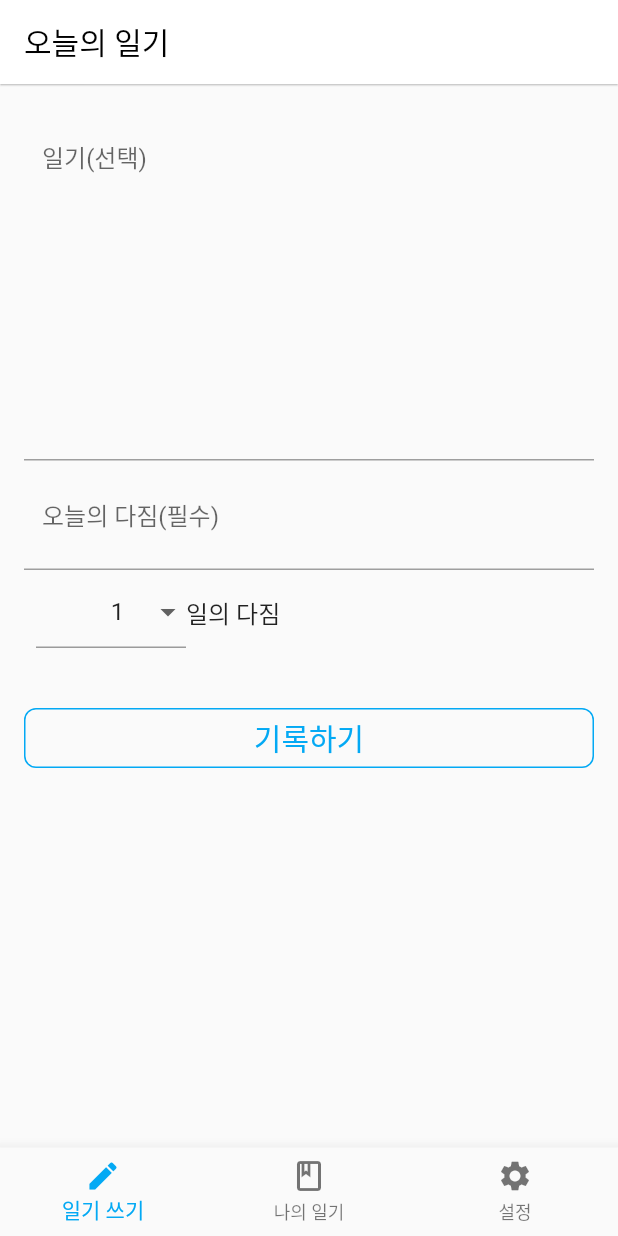
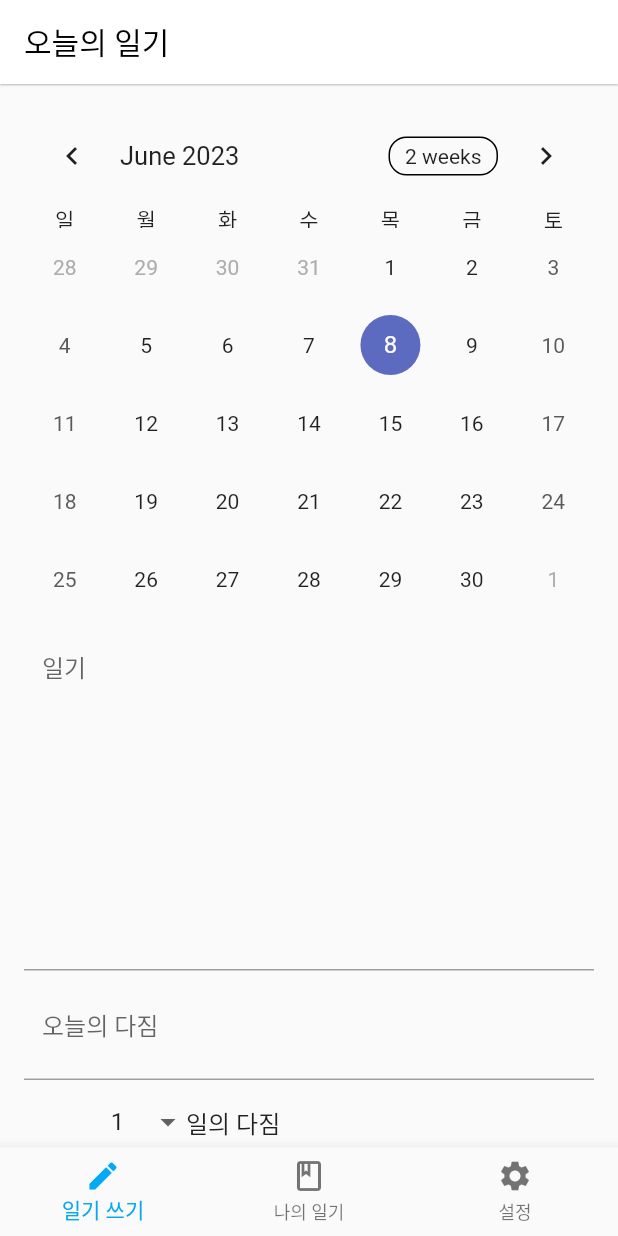
Before and after one commit to Jun-Jinu/-Will-Grow-Widget-App, a Flutter app: the screen it shows after launch, on a phone screen of 412 x 824 dp. Run offline on Flutter 3.47's test engine with Material 2 defaults, Android fonts, the phone set to English and light mode, and no system bars; drawn by our look-alikes of table_calendar; our stand-ins replace hive, settings_ui, toggle_switch; missing offline and left inert: flutter_widgetkit; accounts and stored records are empty.

Commit message:
feat: 일기 달력 추가

```diff
--- a/lib/ui/new_post/new_post_view.dart
+++ b/lib/ui/new_post/new_post_view.dart
@@ -1,5 +1,6 @@
 import 'package:flutter/material.dart';
 import 'package:provider/provider.dart';
+import 'package:table_calendar/table_calendar.dart';
 
 import './new_post_viewmodel.dart';
 
@@ -13,7 +14,6 @@ class NewPostView extends StatefulWidget {
 }
 
 class _NewPostViewState extends State<NewPostView> {
-  final TextEditingController _titleController = TextEditingController();
   final TextEditingController _contentController = TextEditingController();
   final TextEditingController _promiseController = TextEditingController();
   late NewPostViewModel viewModel;
@@ -22,8 +22,22 @@ class _NewPostViewState extends State<NewPostView> {
   bool onDirect = false;
 
   @override
+  void dispose() {
+    super.dispose();
+  }
+
+  @override
   Widget build(BuildContext context) {
     viewModel = Provider.of<NewPostViewModel>(context);
+
+    DateTime selectedDay = DateTime(
+      DateTime.now().year,
+      DateTime.now().month,
+      DateTime.now().day,
+    );
+
+    DateTime focusedDay = DateTime.now();
+    List<String> days = ['_', '월', '화', '수', '목', '금', '토', '일'];
 
     return Scaffold(
       appBar: AppBar(
@@ -32,32 +46,40 @@ class _NewPostViewState extends State<NewPostView> {
       bottomNavigationBar: MenuBottom(
         selectedIndex: 0,
       ),
-      body: Padding(
+      body: SingleChildScrollView(
+        child: Padding(
           padding: EdgeInsets.all(16.0),
           child: Column(
             children: [
-            // TextField(
-            //   controller: _titleController,
-            //   decoration: InputDecoration(
-            //     border: OutlineInputBorder(
-            //       borderSide: BorderSide(width: 0, style: BorderStyle.none),
-            //     ),
-            //     hintText: "제목(필수)",
-            //   ),
-            // ),
-            // Container(
-            //   width: double.infinity,
-            //   height: 1,
-            //   color: Colors.grey,
-            //   margin: EdgeInsets.symmetric(vertical: 4.0),
-            // ),
+              TableCalendar(
+                // locale: 'ko_KR',
+                firstDay: DateTime.utc(2021, 10, 16),
+                lastDay: DateTime.utc(2030, 3, 14),
+                focusedDay: focusedDay,
+                onDaySelected: (DateTime selectedDay, DateTime focusedDay) {
+                  // 선택된 날짜의 상태를 갱신합니다.
+                  setState(() {
+                    selectedDay = selectedDay;
+                    focusedDay = focusedDay;
+                  });
+                },
+                selectedDayPredicate: (DateTime day) {
+                  // selectedDay 와 동일한 날짜의 모양을 바꿔줍니다.
+                  return isSameDay(selectedDay, day);
+                },
+                calendarBuilders: CalendarBuilders(
+                  dowBuilder: (context, day) {
+                    return Center(child: Text(days[day.weekday]));
+                  },
+                ),
+              ),
               TextField(
                 controller: _contentController,
                 decoration: InputDecoration(
                   border: OutlineInputBorder(
                     borderSide: BorderSide(width: 0, style: BorderStyle.none),
                   ),
-                hintText: "일기(선택)",
+                  hintText: "일기",
                 ),
                 maxLines: 10,
               ),
@@ -73,7 +95,7 @@ class _NewPostViewState extends State<NewPostView> {
                   border: OutlineInputBorder(
                     borderSide: BorderSide(width: 0, style: BorderStyle.none),
                   ),
-                hintText: "오늘의 다짐(필수)",
+                  hintText: "오늘의 다짐",
                 ),
               ),
               Container(
@@ -145,6 +167,7 @@ class _NewPostViewState extends State<NewPostView> {
                   ),
                 ],
               ),
+              SizedBox(height: 16.0), // 추가: 달력 아래에 여백을 줍니다.
               Padding(
                 padding: const EdgeInsets.symmetric(vertical: 40.0),
                 child: SizedBox(
@@ -173,6 +196,7 @@ class _NewPostViewState extends State<NewPostView> {
             ],
           ),
         ),
+      ),
     );
   }
 }
```
Lines whose indentation alone changed are shown as unchanged.
